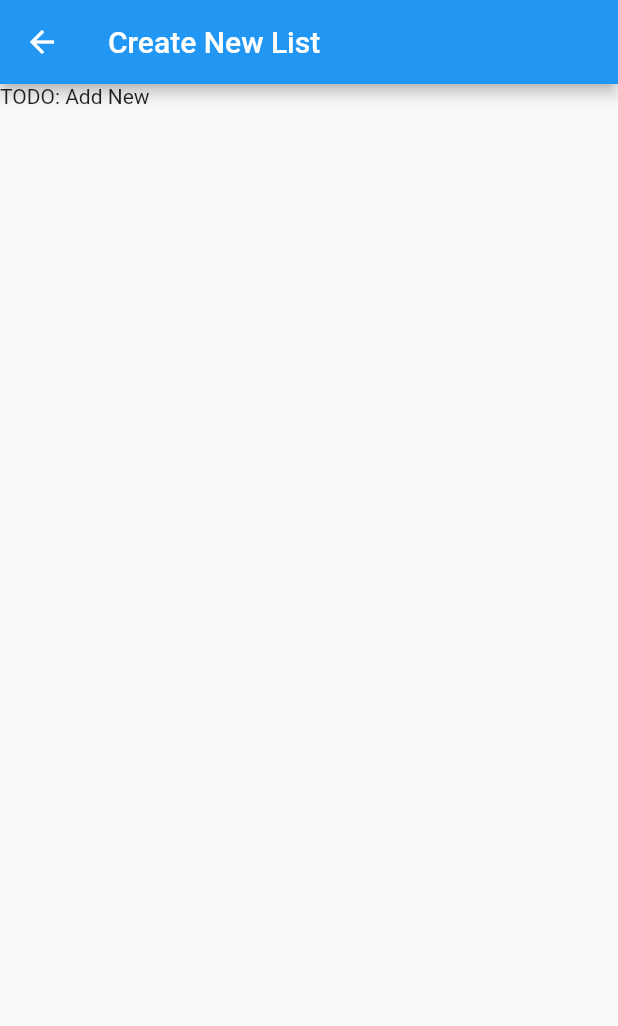
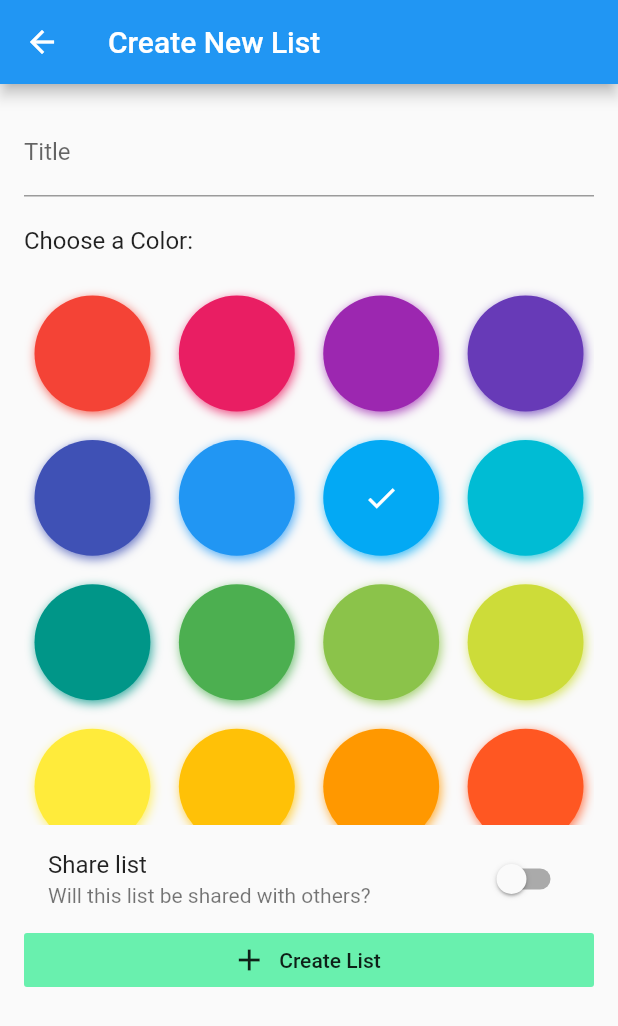
Before and after one commit to mauro-baptista/flutter-mobile-list, a Flutter app: the ListCreateScreen screen opened by its route, on a phone screen of 412 x 824 dp. Shown: the top 1026 px of the screen. Run offline on Flutter 3.47's test engine with Material 2 defaults, Android fonts, the phone set to English and light mode, and no system bars; drawn by our look-alikes of flutter_colorpicker; our stand-ins replace firebase_auth, firebase_database, google_sign_in, shared_preferences; accounts and stored records are empty.

Commit message:
Build frame in add list screen

```diff
--- a/lib/screens/list_create_screen.dart
+++ b/lib/screens/list_create_screen.dart
@@ -1,7 +1,17 @@
 import 'package:flutter/material.dart';
+import 'package:flutter_colorpicker/block_picker.dart';
 
-class ListCreateScreen extends StatelessWidget {
+class ListCreateScreen extends StatefulWidget {
   static const routeName = '/list/create';
+
+  @override
+  _ListCreateScreenState createState() => _ListCreateScreenState();
+}
+
+class _ListCreateScreenState extends State<ListCreateScreen> {
+  final _form = GlobalKey<FormState>();
+  bool _isShared = false;
+  Color _pickerColor = Color(0xff03a9f4);
 
   @override
   Widget build(BuildContext context) {
@@ -9,7 +19,69 @@ class ListCreateScreen extends StatelessWidget {
       appBar: AppBar(
         title: Text('Create New List'),
       ),
-      body: Text('TODO: Add New'),
+      body: Padding(
+        padding: EdgeInsets.all(16),
+        child: Form(
+          key: _form,
+          child: ListView(
+            children: <Widget>[
+              TextFormField(
+                initialValue: '',
+                decoration: InputDecoration(
+                  labelText: 'Title',
+                ),
+              ),
+              Padding(
+                padding: EdgeInsets.symmetric(
+                  vertical: 20,
+                ),
+                child: Text(
+                  'Choose a Color:',
+                  style: Theme.of(context).textTheme.subhead,
+                ),
+              ),
+              BlockPicker(
+                pickerColor: _pickerColor,
+                onColorChanged: (value) {
+                  setState(() {
+                    _pickerColor = value;
+                  });
+                },
+                layoutBuilder: (BuildContext context, List<Color> colors, PickerItem child) {
+                  return Container(
+                    width: double.infinity,
+                    height: 310,
+                    child: GridView.count(
+                      crossAxisCount: 5,
+                      crossAxisSpacing: 5.0,
+                      mainAxisSpacing: 5.0,
+                      children: colors.map((Color color) => child(color)).toList(),
+                    ),
+                  );
+                }
+              ),
+              SwitchListTile(
+                title: Text('Share list'),
+                value: _isShared,
+                subtitle: Text('Will this list be shared with others?'),
+                onChanged: (value) {
+                  setState(() {
+                    _isShared = value;
+                  });
+                },
+              ),
+              RaisedButton.icon(
+                icon: Icon(Icons.add),
+                label: Text('Create List'),
+                color: Theme.of(context).accentColor,
+                elevation: 0,
+                materialTapTargetSize: MaterialTapTargetSize.shrinkWrap,
+                onPressed: () => {},
+              )
+            ],
+          ),
+        ),
+      ),
     );
   }
 }
--- /dev/null
+++ b/lib/widgets/list.dart
@@ -0,0 +1,13 @@
+import 'package:flutter/material.dart';
+import 'package:firebase_database/firebase_database.dart';
+
+class List extends StatelessWidget {
+  final DataSnapshot snapshot;
+
+  List(this.snapshot);
+
+  @override
+  Widget build(BuildContext context) {
+    return Text(snapshot.value.toString());
+  }
+}
--- a/pubspec.yaml
+++ b/pubspec.yaml
@@ -32,6 +32,7 @@ dev_dependencies:
   firebase_database: ^3.0.7
   firebase_auth: ^0.14.0+5
   google_sign_in: ^4.0.7
+  flutter_colorpicker: ^0.2.6
 
 # For information on the generic Dart part of this file, see the
 # following page: https://dart.dev/tools/pub/pubspec
```
Also changed, not shown: pubspec.lock.
